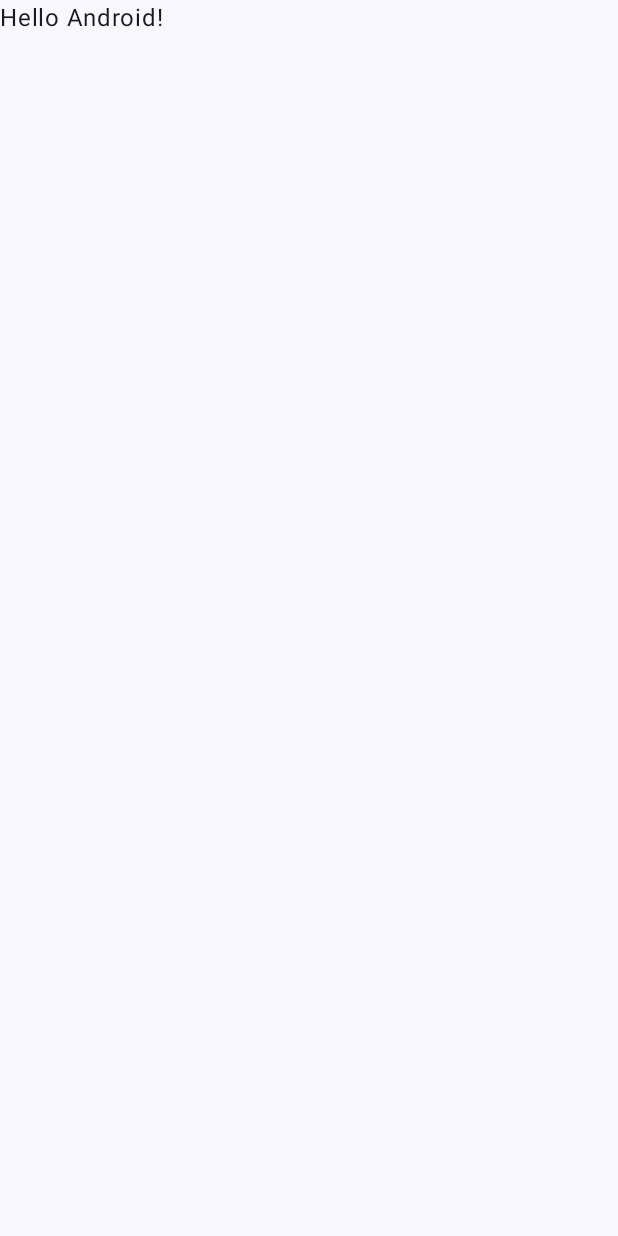
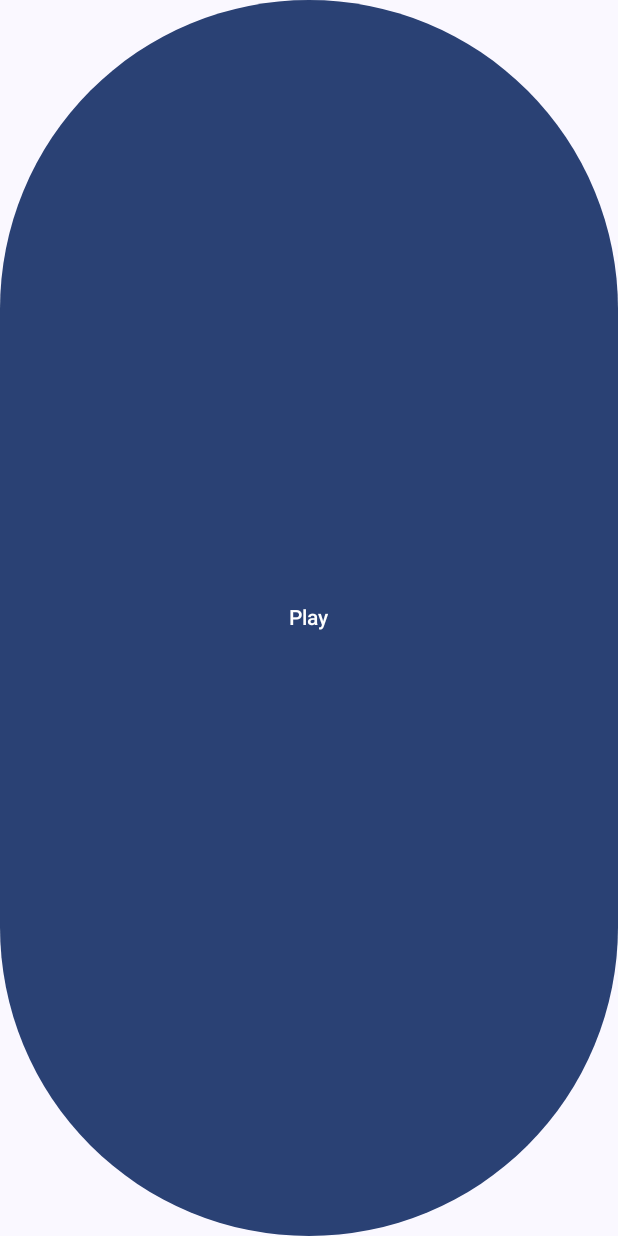
Before and after one commit to epicdevler/Google-ExoPlayer-Test, an Android app built with Jetpack Compose: the screen it shows after launch (MainActivity), on a phone screen of 412 x 824 dp. Before the commit the screen is almost empty. Run offline under Robolectric (Android 15) with nearby library versions, the phone set to English and light mode, and no system bars.

Commit message:
Solved jetpack compose kotlin version incompatibility

```diff
--- a/app/src/main/java/com/epicdevler/practice/mediaplayerimpl/MainActivity.kt
+++ b/app/src/main/java/com/epicdevler/practice/mediaplayerimpl/MainActivity.kt
@@ -4,6 +4,7 @@ import android.os.Bundle
 import androidx.activity.ComponentActivity
 import androidx.activity.compose.setContent
 import androidx.compose.foundation.layout.fillMaxSize
+import androidx.compose.material3.Button
 import androidx.compose.material3.MaterialTheme
 import androidx.compose.material3.Surface
 import androidx.compose.material3.Text
@@ -15,7 +16,7 @@ import com.epicdevler.practice.mediaplayerimpl.ui.theme.MediaPlayerImplTheme
 class MainActivity : ComponentActivity() {
     override fun onCreate(savedInstanceState: Bundle?) {
         super.onCreate(savedInstanceState)
-
+        val str = "https://storage.googleapis.com/exoplayer-test-media-0/play.mp3"
         setContent {
             MediaPlayerImplTheme {
                 // A surface container using the 'background' color from the theme
@@ -23,7 +24,7 @@ class MainActivity : ComponentActivity() {
                     modifier = Modifier.fillMaxSize(),
                     color = MaterialTheme.colorScheme.background
                 ) {
-                    Greeting("Android")
+                    Player()
                 }
             }
         }
@@ -31,14 +32,20 @@ class MainActivity : ComponentActivity() {
 }
 
 @Composable
-fun Greeting(name: String) {
-    Text(text = "Hello $name!")
+fun Player() {
+    Button(onClick = { startPlayer() }) {
+        Text(text = "Play")
+    }
+}
+
+fun startPlayer() {
+
 }
 
 @Preview(showBackground = true)
 @Composable
 fun DefaultPreview() {
     MediaPlayerImplTheme {
-        Greeting("Android")
+        Player()
     }
 }
--- a/build.gradle
+++ b/build.gradle
@@ -6,7 +6,7 @@ buildscript {
 plugins {
     id 'com.android.application' version '7.2.0' apply false
     id 'com.android.library' version '7.2.0' apply false
-    id 'org.jetbrains.kotlin.android' version '1.5.31' apply false
+    id 'org.jetbrains.kotlin.android' version '1.6.21' apply false
 }
 
 task clean(type: Delete) {
```
